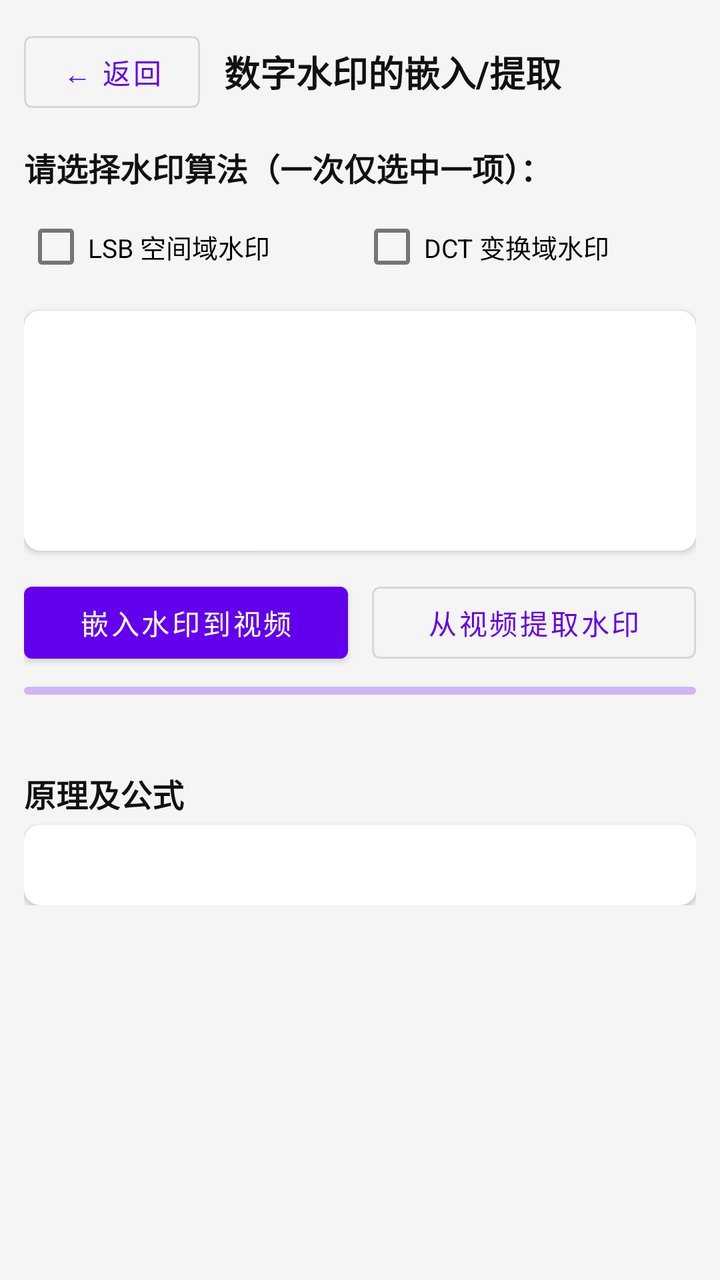
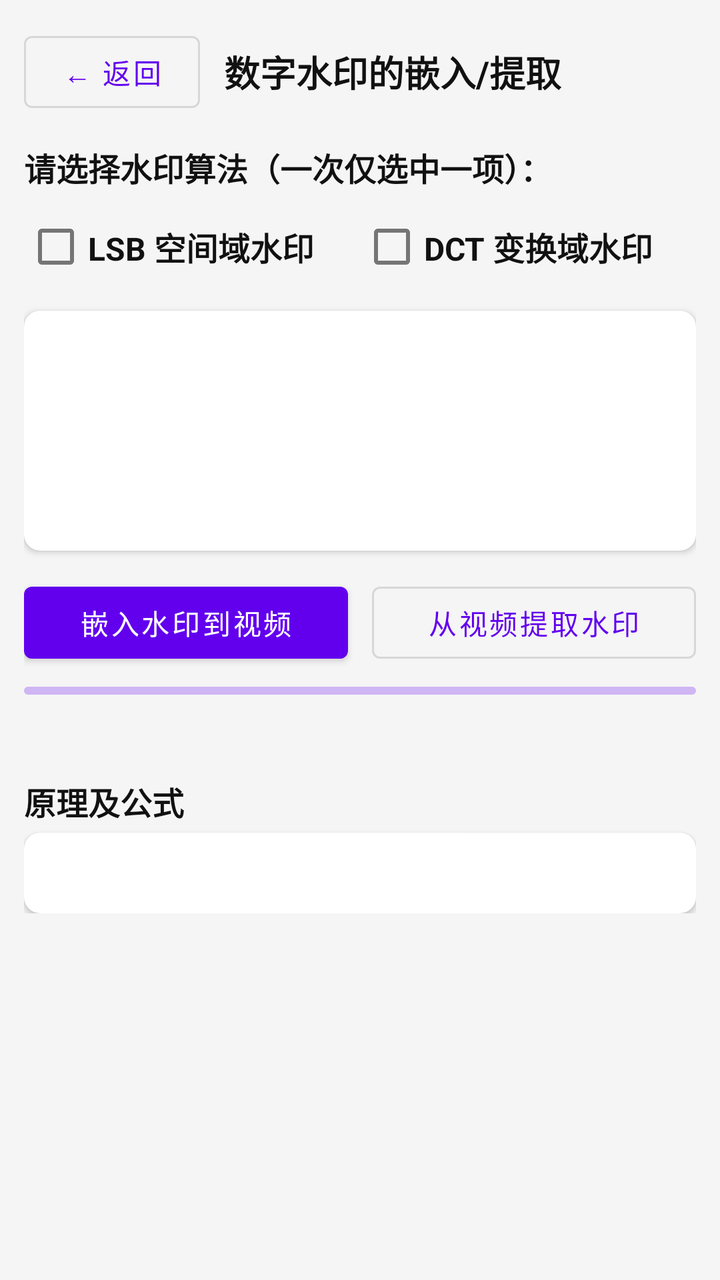

Two renders of the same Android screen: before a commit and after it. Below are the layout's source before the change and the commit's diff.
<!-- AndroidManifest.xml: application theme Theme.OpencvProcessing -->
<!-- res/layout/fragment_wm_embed_layout.xml -->
<?xml version="1.0" encoding="utf-8"?>
<androidx.core.widget.NestedScrollView xmlns:android="http://schemas.android.com/apk/res/android"
    xmlns:app="http://schemas.android.com/apk/res-auto"
    android:layout_width="match_parent"
    android:layout_height="match_parent"
    android:background="#F5F5F5">

    <LinearLayout
        android:layout_width="match_parent"
        android:layout_height="wrap_content"
        android:orientation="vertical"
        android:padding="12dp">

        
        
        <LinearLayout
            android:layout_width="match_parent"
            android:layout_height="wrap_content"
            android:gravity="center_vertical"
            android:orientation="horizontal">

            <com.google.android.material.button.MaterialButton
                android:id="@+id/btn_back"
                style="@style/Widget.MaterialComponents.Button.OutlinedButton"
                android:layout_width="wrap_content"
                android:layout_height="wrap_content"
                android:text="@string/common_back"
                android:textAllCaps="false" />

            <TextView
                android:layout_width="0dp"
                android:layout_height="wrap_content"
                android:layout_marginStart="12dp"
                android:layout_weight="1"
                android:text="@string/wm_embed_title"
                android:textColor="#111111"
                android:textSize="18sp"
                android:textStyle="bold" />
        </LinearLayout>

        
        
        <TextView
            android:layout_width="match_parent"
            android:layout_height="wrap_content"
            android:layout_marginTop="12dp"
            android:text="@string/wm_embed_algo_hint"
            android:textColor="#111111"
            android:textSize="16sp"
            android:textStyle="bold" />

        <GridLayout
            android:layout_width="match_parent"
            android:layout_height="wrap_content"
            android:layout_marginTop="4dp"
            android:columnCount="2"
            android:alignmentMode="alignMargins">

            <com.google.android.material.checkbox.MaterialCheckBox
                android:id="@+id/cb_algo_lsb"
                android:layout_width="0dp"
                android:layout_height="wrap_content"
                android:layout_columnWeight="1"
                android:text="@string/wm_algo_lsb"
                android:textSize="13sp" />

            <com.google.android.material.checkbox.MaterialCheckBox
                android:id="@+id/cb_algo_dct"
                android:layout_width="0dp"
                android:layout_height="wrap_content"
                android:layout_columnWeight="1"
                android:text="@string/wm_algo_dct"
                android:textSize="13sp" />
        </GridLayout>

        
        
        <com.google.android.material.card.MaterialCardView
            android:layout_width="match_parent"
            android:layout_height="wrap_content"
            android:layout_marginTop="8dp"
            app:cardCornerRadius="8dp"
            app:cardElevation="2dp">

            <LinearLayout
                android:layout_width="match_parent"
                android:layout_height="wrap_content"
                android:orientation="horizontal"
                android:padding="12dp">

                <ImageView
                    android:id="@+id/iv_watermark"
                    android:layout_width="96dp"
                    android:layout_height="96dp"
                    android:contentDescription="@string/wm_watermark_preview_desc"
                    android:scaleType="fitCenter" />

                <TextView
                    android:id="@+id/tv_video_info"
                    android:layout_width="0dp"
                    android:layout_height="wrap_content"
                    android:layout_marginStart="12dp"
                    android:layout_gravity="center_vertical"
                    android:layout_weight="1"
                    android:textColor="#444444"
                    android:textSize="13sp" />
            </LinearLayout>
        </com.google.android.material.card.MaterialCardView>

        
        
        <LinearLayout
            android:layout_width="match_parent"
            android:layout_height="wrap_content"
            android:layout_marginTop="12dp"
            android:orientation="horizontal">

            <com.google.android.material.button.MaterialButton
                android:id="@+id/btn_embed"
                android:layout_width="0dp"
                android:layout_height="wrap_content"
                android:layout_marginEnd="6dp"
                android:layout_weight="1"
                android:text="@string/wm_btn_embed"
                android:textAllCaps="false" />

            <com.google.android.material.button.MaterialButton
                android:id="@+id/btn_extract"
                style="@style/Widget.MaterialComponents.Button.OutlinedButton"
                android:layout_width="0dp"
                android:layout_height="wrap_content"
                android:layout_marginStart="6dp"
                android:layout_weight="1"
                android:text="@string/wm_btn_extract"
                android:textAllCaps="false" />
        </LinearLayout>

        
        
        <com.google.android.material.progressindicator.LinearProgressIndicator
            android:id="@+id/progress"
            android:layout_width="match_parent"
            android:layout_height="wrap_content"
            android:layout_marginTop="8dp"
            android:max="100"
            app:trackCornerRadius="4dp" />

        <TextView
            android:id="@+id/tv_status"
            android:layout_width="match_parent"
            android:layout_height="wrap_content"
            android:layout_marginTop="4dp"
            android:textColor="#666666"
            android:textSize="13sp" />

        
        
        <TextView
            android:id="@+id/tv_frame_compare_title"
            android:layout_width="match_parent"
            android:layout_height="wrap_content"
            android:layout_marginTop="12dp"
            android:text="@string/wm_embed_result_title"
            android:textColor="#111111"
            android:textSize="16sp"
            android:textStyle="bold"
            android:visibility="gone" />

        <LinearLayout
            android:id="@+id/layout_frame_compare"
            android:layout_width="match_parent"
            android:layout_height="wrap_content"
            android:layout_marginTop="4dp"
            android:orientation="horizontal"
            android:visibility="gone">

            <LinearLayout
                android:layout_width="0dp"
                android:layout_height="wrap_content"
                android:layout_marginEnd="6dp"
                android:layout_weight="1"
                android:orientation="vertical">

                <TextView
                    android:layout_width="match_parent"
                    android:layout_height="wrap_content"
                    android:gravity="center"
                    android:text="@string/common_original"
                    android:textColor="#333333"
                    android:textSize="13sp"
                    android:textStyle="bold" />

                <ImageView
                    android:id="@+id/iv_frame_original"
                    android:layout_width="match_parent"
                    android:layout_height="120dp"
                    android:layout_marginTop="4dp"
                    android:contentDescription="@string/common_original_desc"
                    android:scaleType="fitCenter"
                    android:background="#DDDDDD" />
            </LinearLayout>

            <LinearLayout
                android:layout_width="0dp"
                android:layout_height="wrap_content"
                android:layout_marginStart="6dp"
                android:layout_weight="1"
                android:orientation="vertical">

                <TextView
                    android:layout_width="match_parent"
                    android:layout_height="wrap_content"
                    android:gravity="center"
                    android:text="@string/wm_watermarked_frame"
                    android:textColor="#333333"
                    android:textSize="13sp"
                    android:textStyle="bold" />

                <ImageView
                    android:id="@+id/iv_frame_watermarked"
                    android:layout_width="match_parent"
                    android:layout_height="120dp"
                    android:layout_marginTop="4dp"
                    android:contentDescription="@string/wm_watermarked_frame_desc"
                    android:scaleType="fitCenter"
                    android:background="#DDDDDD" />
            </LinearLayout>
        </LinearLayout>

        <TextView
            android:id="@+id/tv_embed_metrics"
            android:layout_width="match_parent"
            android:layout_height="wrap_content"
            android:layout_marginTop="6dp"
            android:textColor="#1B5E20"
            android:textSize="13sp"
            android:visibility="gone" />

        
        
        <TextView
            android:id="@+id/tv_extract_title"
            android:layout_width="match_parent"
            android:layout_height="wrap_content"
            android:layout_marginTop="12dp"
            android:text="@string/wm_extract_result_title"
            android:textColor="#111111"
            android:textSize="16sp"
            android:textStyle="bold"
            android:visibility="gone" />

        <LinearLayout
            android:id="@+id/layout_extract_result"
            android:layout_width="match_parent"
            android:layout_height="wrap_content"
            android:layout_marginTop="4dp"
            android:orientation="horizontal"
            android:visibility="gone">

            <ImageView
                android:id="@+id/iv_watermark_extracted"
                android:layout_width="96dp"
                android:layout_height="96dp"
                android:contentDescription="@string/wm_watermark_extracted_desc"
                android:scaleType="fitCenter" />

            <TextView
                android:id="@+id/tv_extract_metrics"
                android:layout_width="0dp"
                android:layout_height="wrap_content"
                android:layout_marginStart="12dp"
                android:layout_gravity="center_vertical"
                android:layout_weight="1"
                android:textColor="#1B5E20"
                android:textSize="13sp" />
        </LinearLayout>

        
        
        <TextView
            android:layout_width="match_parent"
            android:layout_height="wrap_content"
            android:layout_marginTop="16dp"
            android:text="@string/common_principle_formula"
            android:textColor="#111111"
            android:textSize="16sp"
            android:textStyle="bold" />

        <com.google.android.material.card.MaterialCardView
            android:layout_width="match_parent"
            android:layout_height="wrap_content"
            android:layout_marginTop="4dp"
            app:cardCornerRadius="8dp"
            app:cardElevation="2dp">

            <TextView
                android:id="@+id/tv_formula"
                android:layout_width="match_parent"
                android:layout_height="wrap_content"
                android:padding="12dp"
                android:textColor="#333333"
                android:textSize="12sp" />
        </com.google.android.material.card.MaterialCardView>

    </LinearLayout>
</androidx.core.widget.NestedScrollView>
<!-- resources referenced by this layout -->
<resources>
  <string name="common_back">← 返回</string>
  <string name="common_original">原 图</string>
  <string name="common_original_desc">原图</string>
  <string name="common_principle_formula">原理及公式</string>
  <string name="wm_algo_dct">DCT 变换域水印</string>
  <string name="wm_algo_lsb">LSB 空间域水印</string>
  <string name="wm_btn_embed">嵌入水印到视频</string>
  <string name="wm_btn_extract">从视频提取水印</string>
  <string name="wm_embed_algo_hint">请选择水印算法（一次仅选中一项）：</string>
  <string name="wm_embed_result_title">嵌入结果（中间帧对比）</string>
  <string name="wm_embed_title">数字水印的嵌入/提取</string>
  <string name="wm_extract_result_title">提取结果</string>
  <string name="wm_watermark_extracted_desc">提取出的水印</string>
  <string name="wm_watermark_preview_desc">水印图案预览</string>
  <string name="wm_watermarked_frame">含水印帧</string>
  <string name="wm_watermarked_frame_desc">含水印视频帧</string>
  <style name="Theme.OpencvProcessing" parent="Theme.MaterialComponents.DayNight.DarkActionBar">
          
          <item name="colorPrimary">@color/purple_500</item>
          <item name="colorPrimaryVariant">@color/purple_700</item>
          <item name="colorOnPrimary">@color/white</item>
          
          <item name="colorSecondary">@color/teal_200</item>
          <item name="colorSecondaryVariant">@color/teal_700</item>
          <item name="colorOnSecondary">@color/black</item>
          
          <item name="android:statusBarColor">?attr/colorPrimaryVariant</item>
          
      </style>
  <color name="purple_500">#FF6200EE</color>
  <color name="purple_700">#FF3700B3</color>
  <color name="white">#FFFFFFFF</color>
  <color name="teal_200">#FF03DAC5</color>
  <color name="teal_700">#FF018786</color>
  <color name="black">#FF000000</color>
</resources>

<!-- the commit's change to res/layout/fragment_wm_embed_layout.xml (unified diff, before → after) -->
@@ -53,8 +53,8 @@
             android:layout_width="match_parent"
             android:layout_height="wrap_content"
             android:layout_marginTop="4dp"
-            android:columnCount="2"
-            android:alignmentMode="alignMargins">
+            android:alignmentMode="alignMargins"
+            android:columnCount="2">
 
             <com.google.android.material.checkbox.MaterialCheckBox
                 android:id="@+id/cb_algo_lsb"
@@ -62,7 +62,9 @@
                 android:layout_height="wrap_content"
                 android:layout_columnWeight="1"
                 android:text="@string/wm_algo_lsb"
-                android:textSize="13sp" />
+                android:textColor="#111111"
+                android:textSize="16sp"
+                android:textStyle="bold" />
 
             <com.google.android.material.checkbox.MaterialCheckBox
                 android:id="@+id/cb_algo_dct"
@@ -70,7 +72,9 @@
                 android:layout_height="wrap_content"
                 android:layout_columnWeight="1"
                 android:text="@string/wm_algo_dct"
-                android:textSize="13sp" />
+                android:textColor="#111111"
+                android:textSize="16sp"
+                android:textStyle="bold" />
         </GridLayout>
 
         
@@ -99,11 +103,12 @@
                     android:id="@+id/tv_video_info"
                     android:layout_width="0dp"
                     android:layout_height="wrap_content"
+                    android:layout_gravity="center_vertical"
                     android:layout_marginStart="12dp"
-                    android:layout_gravity="center_vertical"
                     android:layout_weight="1"
-                    android:textColor="#444444"
-                    android:textSize="13sp" />
+                    android:textColor="#111111"
+                    android:textSize="16sp"
+                    android:textStyle="bold" />
             </LinearLayout>
         </com.google.android.material.card.MaterialCardView>
 
@@ -150,8 +155,9 @@
             android:layout_width="match_parent"
             android:layout_height="wrap_content"
             android:layout_marginTop="4dp"
-            android:textColor="#666666"
-            android:textSize="13sp" />
+            android:textColor="#111111"
+            android:textSize="16sp"
+            android:textStyle="bold" />
 
         
         
@@ -186,8 +192,8 @@
                     android:layout_height="wrap_content"
                     android:gravity="center"
                     android:text="@string/common_original"
-                    android:textColor="#333333"
-                    android:textSize="13sp"
+                    android:textColor="#111111"
+                    android:textSize="16sp"
                     android:textStyle="bold" />
 
                 <ImageView
@@ -195,9 +201,9 @@
                     android:layout_width="match_parent"
                     android:layout_height="120dp"
                     android:layout_marginTop="4dp"
+                    android:background="#DDDDDD"
                     android:contentDescription="@string/common_original_desc"
-                    android:scaleType="fitCenter"
-                    android:background="#DDDDDD" />
+                    android:scaleType="fitCenter" />
             </LinearLayout>
 
             <LinearLayout
@@ -212,8 +218,8 @@
                     android:layout_height="wrap_content"
                     android:gravity="center"
                     android:text="@string/wm_watermarked_frame"
-                    android:textColor="#333333"
-                    android:textSize="13sp"
+                    android:textColor="#111111"
+                    android:textSize="16sp"
                     android:textStyle="bold" />
 
                 <ImageView
@@ -221,9 +227,9 @@
                     android:layout_width="match_parent"
                     android:layout_height="120dp"
                     android:layout_marginTop="4dp"
+                    android:background="#DDDDDD"
                     android:contentDescription="@string/wm_watermarked_frame_desc"
-                    android:scaleType="fitCenter"
-                    android:background="#DDDDDD" />
+                    android:scaleType="fitCenter" />
             </LinearLayout>
         </LinearLayout>
 
@@ -232,8 +238,9 @@
             android:layout_width="match_parent"
             android:layout_height="wrap_content"
             android:layout_marginTop="6dp"
-            android:textColor="#1B5E20"
-            android:textSize="13sp"
+            android:textColor="#111111"
+            android:textSize="16sp"
+            android:textStyle="bold"
             android:visibility="gone" />
 
         
@@ -268,11 +275,12 @@
                 android:id="@+id/tv_extract_metrics"
                 android:layout_width="0dp"
                 android:layout_height="wrap_content"
+                android:layout_gravity="center_vertical"
                 android:layout_marginStart="12dp"
-                android:layout_gravity="center_vertical"
-                android:layout_weight="1"
-                android:textColor="#1B5E20"
-                android:textSize="13sp" />
+                android:layout_weight="1"
+                android:textColor="#111111"
+                android:textSize="16sp"
+                android:textStyle="bold" />
         </LinearLayout>
 
         
